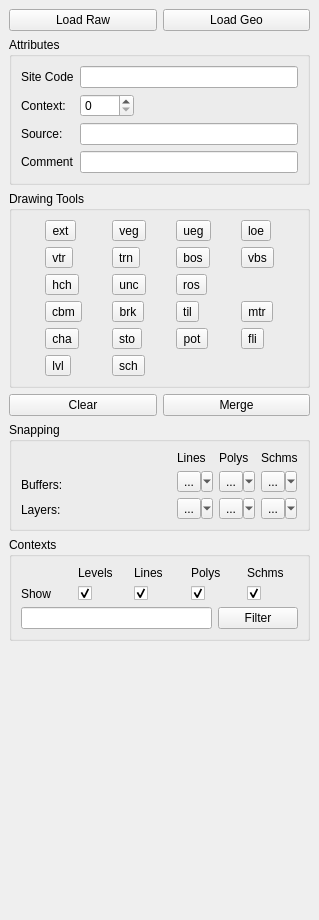
The window that ui_dock.ui (lparchaeology/ArkPlan) describes before a commit, drawn with Qt 5.
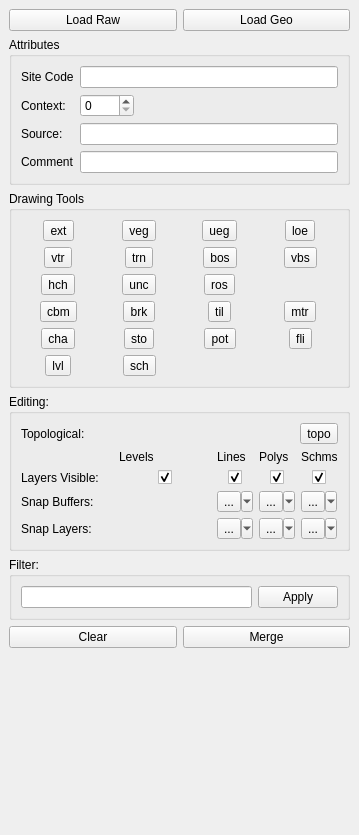
The same window after the commit. Custom widgets are drawn as their Qt base class.

Commit message: Add topological editing button

The edit to the form file:
```diff
--- a/ui_dock.ui
+++ b/ui_dock.ui
@@ -6,8 +6,8 @@
    <rect>
     <x>0</x>
     <y>0</y>
-    <width>319</width>
-    <height>920</height>
+    <width>359</width>
+    <height>835</height>
    </rect>
   </property>
   <property name="sizePolicy">
@@ -125,7 +125,7 @@
        <string>Drawing Tools</string>
       </property>
       <layout class="QGridLayout" name="gridLayout">
-       <item row="0" column="0">
+       <item row="0" column="0" alignment="Qt::AlignHCenter">
         <widget class="QToolButton" name="m_extentTool">
          <property name="toolTip">
           <string>Extent of context</string>
@@ -141,7 +141,7 @@
          </attribute>
         </widget>
        </item>
-       <item row="0" column="1">
+       <item row="0" column="1" alignment="Qt::AlignHCenter">
         <widget class="QToolButton" name="m_verticalEdgeTool">
          <property name="toolTip">
           <string>Vertical Edge</string>
@@ -157,7 +157,7 @@
          </attribute>
         </widget>
        </item>
-       <item row="0" column="2">
+       <item row="0" column="2" alignment="Qt::AlignHCenter">
         <widget class="QToolButton" name="m_uncertainEdgeTool">
          <property name="toolTip">
           <string>Uncertain Edge</string>
@@ -173,7 +173,7 @@
          </attribute>
         </widget>
        </item>
-       <item row="0" column="3">
+       <item row="0" column="3" alignment="Qt::AlignHCenter">
         <widget class="QToolButton" name="m_limitOfExcavationTool">
          <property name="toolTip">
           <string>Limit of Excavation</string>
@@ -189,7 +189,7 @@
          </attribute>
         </widget>
        </item>
-       <item row="1" column="0">
+       <item row="1" column="0" alignment="Qt::AlignHCenter">
         <widget class="QToolButton" name="m_verticalTruncationTool">
          <property name="toolTip">
           <string>Vertical Truncation</string>
@@ -205,7 +205,7 @@
          </attribute>
         </widget>
        </item>
-       <item row="1" column="1">
+       <item row="1" column="1" alignment="Qt::AlignHCenter">
         <widget class="QToolButton" name="m_truncationTool">
          <property name="toolTip">
           <string>Truncation</string>
@@ -221,7 +221,7 @@
          </attribute>
         </widget>
        </item>
-       <item row="1" column="2">
+       <item row="1" column="2" alignment="Qt::AlignHCenter">
         <widget class="QToolButton" name="m_breakOfSlopeTool">
          <property name="toolTip">
           <string>Break of Slope</string>
@@ -237,7 +237,7 @@
          </attribute>
         </widget>
        </item>
-       <item row="1" column="3">
+       <item row="1" column="3" alignment="Qt::AlignHCenter">
         <widget class="QToolButton" name="m_verticalBreakOfSlopeTool">
          <property name="toolTip">
           <string>Vertical Break of Slope</string>
@@ -253,7 +253,7 @@
          </attribute>
         </widget>
        </item>
-       <item row="2" column="0">
+       <item row="2" column="0" alignment="Qt::AlignHCenter">
         <widget class="QToolButton" name="m_hachureTool">
          <property name="toolTip">
           <string>Hachure</string>
@@ -269,7 +269,7 @@
          </attribute>
         </widget>
        </item>
-       <item row="2" column="1">
+       <item row="2" column="1" alignment="Qt::AlignHCenter">
         <widget class="QToolButton" name="m_undercutTool">
          <property name="toolTip">
           <string>Undercut</string>
@@ -285,7 +285,7 @@
          </attribute>
         </widget>
        </item>
-       <item row="2" column="2">
+       <item row="2" column="2" alignment="Qt::AlignHCenter">
         <widget class="QToolButton" name="m_returnOfSlopeTool">
          <property name="toolTip">
           <string>Return of Slope</string>
@@ -301,7 +301,7 @@
          </attribute>
         </widget>
        </item>
-       <item row="3" column="0">
+       <item row="3" column="0" alignment="Qt::AlignHCenter">
         <widget class="QToolButton" name="m_cbmTool">
          <property name="toolTip">
           <string>CBM</string>
@@ -317,7 +317,7 @@
          </attribute>
         </widget>
        </item>
-       <item row="3" column="1">
+       <item row="3" column="1" alignment="Qt::AlignHCenter">
         <widget class="QToolButton" name="m_brickTool">
          <property name="toolTip">
           <string>Brick</string>
@@ -333,7 +333,7 @@
          </attribute>
         </widget>
        </item>
-       <item row="3" column="2">
+       <item row="3" column="2" alignment="Qt::AlignHCenter">
         <widget class="QToolButton" name="m_tileTool">
          <property name="toolTip">
           <string>Tile</string>
@@ -349,7 +349,7 @@
          </attribute>
         </widget>
        </item>
-       <item row="3" column="3">
+       <item row="3" column="3" alignment="Qt::AlignHCenter">
         <widget class="QToolButton" name="m_mortarTool">
          <property name="toolTip">
           <string>Mortar</string>
@@ -365,7 +365,7 @@
          </attribute>
         </widget>
        </item>
-       <item row="4" column="0">
+       <item row="4" column="0" alignment="Qt::AlignHCenter">
         <widget class="QToolButton" name="m_charcoalTool">
          <property name="toolTip">
           <string>Charcoal</string>
@@ -381,7 +381,7 @@
          </attribute>
         </widget>
        </item>
-       <item row="4" column="1">
+       <item row="4" column="1" alignment="Qt::AlignHCenter">
         <widget class="QToolButton" name="m_stoneTool">
          <property name="toolTip">
           <string>Stone</string>
@@ -397,7 +397,7 @@
          </attribute>
         </widget>
        </item>
-       <item row="4" column="2">
+       <item row="4" column="2" alignment="Qt::AlignHCenter">
         <widget class="QToolButton" name="m_potTool">
          <property name="toolTip">
           <string>Pot</string>
@@ -413,7 +413,7 @@
          </attribute>
         </widget>
        </item>
-       <item row="4" column="3">
+       <item row="4" column="3" alignment="Qt::AlignHCenter">
         <widget class="QToolButton" name="m_flintTool">
          <property name="toolTip">
           <string>Flint</string>
@@ -429,7 +429,7 @@
          </attribute>
         </widget>
        </item>
-       <item row="5" column="0">
+       <item row="5" column="0" alignment="Qt::AlignHCenter">
         <widget class="QToolButton" name="m_levelTool">
          <property name="toolTip">
           <string>Level</string>
@@ -445,7 +445,7 @@
          </attribute>
         </widget>
        </item>
-       <item row="5" column="1">
+       <item row="5" column="1" alignment="Qt::AlignHCenter">
         <widget class="QToolButton" name="m_schematicTool">
          <property name="toolTip">
           <string>Schematic</string>
@@ -464,79 +464,71 @@
       </layout>
      </widget>
     </item>
-    <item>
-     <layout class="QHBoxLayout" name="horizontalLayout">
-      <item>
-       <widget class="QPushButton" name="m_clearButton">
-        <property name="toolTip">
-         <string>Clear unsaved changes from work layers</string>
-        </property>
-        <property name="text">
-         <string>Clear</string>
-        </property>
-       </widget>
-      </item>
-      <item>
-       <widget class="QPushButton" name="m_mergeButton">
-        <property name="toolTip">
-         <string>Move new context to main layers</string>
-        </property>
-        <property name="text">
-         <string>Merge</string>
-        </property>
-       </widget>
-      </item>
-     </layout>
-    </item>
     <item>
      <widget class="QGroupBox" name="groupBox">
       <property name="title">
-       <string>Snapping</string>
+       <string>Editing:</string>
       </property>
-      <layout class="QGridLayout" name="gridLayout_4">
-       <item row="0" column="0">
-        <widget class="QLabel" name="label_14">
-         <property name="text">
-          <string/>
-         </property>
-        </widget>
+      <layout class="QVBoxLayout" name="verticalLayout_3">
+       <item>
+        <layout class="QHBoxLayout" name="horizontalLayout_3">
+         <item>
+          <widget class="QLabel" name="m_topologicalLabel">
+           <property name="text">
+            <string>Topological:</string>
+           </property>
+          </widget>
+         </item>
+         <item>
+          <widget class="TopoEditButton" name="m_topologicalTool">
+           <property name="text">
+            <string>topo</string>
+           </property>
+           <property name="checkable">
+            <bool>true</bool>
+           </property>
+          </widget>
+         </item>
+        </layout>
        </item>
-       <item row="0" column="1" rowspan="3">
+       <item>
         <layout class="QGridLayout" name="gridLayout_3">
+         <item row="3" column="0">
+          <widget class="QLabel" name="label_2">
+           <property name="text">
+            <string>Snap Layers:</string>
+           </property>
+          </widget>
+         </item>
          <item row="0" column="2">
-          <widget class="QLabel" name="label_13">
+          <widget class="QLabel" name="label_11">
            <property name="text">
-            <string>Schms</string>
+            <string>Lines</string>
            </property>
           </widget>
          </item>
          <item row="1" column="0">
-          <widget class="ArkPlanSnapButton" name="m_snapLinesBufferTool">
+          <widget class="QLabel" name="label_4">
            <property name="text">
-            <string>...</string>
+            <string>Layers Visible:</string>
            </property>
-           <property name="checkable">
-            <bool>true</bool>
+          </widget>
+         </item>
+         <item row="0" column="3">
+          <widget class="QLabel" name="label_12">
+           <property name="text">
+            <string>Polys</string>
            </property>
-           <property name="popupMode">
-            <enum>QToolButton::MenuButtonPopup</enum>
-           </property>
           </widget>
          </item>
-         <item row="2" column="2">
-          <widget class="ArkPlanSnapButton" name="m_snapSchematicsLayerTool">
+         <item row="2" column="0">
+          <widget class="QLabel" name="label">
            <property name="text">
-            <string>...</string>
+            <string>Snap Buffers:</string>
            </property>
-           <property name="checkable">
-            <bool>true</bool>
-           </property>
-           <property name="popupMode">
-            <enum>QToolButton::MenuButtonPopup</enum>
-           </property>
           </widget>
          </item>
-         <item row="2" column="1">
+         <item row="3" column="3">
           <widget class="ArkPlanSnapButton" name="m_snapPolygonsLayerTool">
            <property name="text">
             <string>...</string>
@@ -549,20 +541,7 @@
            </property>
           </widget>
          </item>
-         <item row="1" column="2">
-          <widget class="ArkPlanSnapButton" name="m_snapSchematicsBufferTool">
-           <property name="text">
-            <string>...</string>
-           </property>
-           <property name="checkable">
-            <bool>true</bool>
-           </property>
-           <property name="popupMode">
-            <enum>QToolButton::MenuButtonPopup</enum>
-           </property>
-          </widget>
-         </item>
-         <item row="1" column="1">
+         <item row="2" column="3">
           <widget class="ArkPlanSnapButton" name="m_snapPolygonsBufferTool">
            <property name="text">
             <string>...</string>
@@ -575,75 +554,20 @@
            </property>
           </widget>
          </item>
-         <item row="2" column="0">
-          <widget class="ArkPlanSnapButton" name="m_snapLinesLayerTool">
+         <item row="1" column="3" alignment="Qt::AlignHCenter">
+          <widget class="QCheckBox" name="m_showPolygonsCheck">
+           <property name="toolTip">
+            <string>Show existing polygons</string>
+           </property>
            <property name="text">
-            <string>...</string>
+            <string/>
            </property>
-           <property name="checkable">
+           <property name="checked">
             <bool>true</bool>
            </property>
-           <property name="popupMode">
-            <enum>QToolButton::MenuButtonPopup</enum>
-           </property>
           </widget>
          </item>
-         <item row="0" column="1">
-          <widget class="QLabel" name="label_12">
-           <property name="text">
-            <string>Polys</string>
-           </property>
-          </widget>
-         </item>
-         <item row="0" column="0">
-          <widget class="QLabel" name="label_11">
-           <property name="text">
-            <string>Lines</string>
-           </property>
-          </widget>
-         </item>
-        </layout>
-       </item>
-       <item row="1" column="0">
-        <widget class="QLabel" name="label">
-         <property name="text">
-          <string>Buffers:</string>
-         </property>
-        </widget>
-       </item>
-       <item row="2" column="0">
-        <widget class="QLabel" name="label_2">
-         <property name="text">
-          <string>Layers:</string>
-         </property>
-        </widget>
-       </item>
-      </layout>
-     </widget>
-    </item>
-    <item>
-     <widget class="QGroupBox" name="m_existingContextsGroup">
-      <property name="title">
-       <string>Contexts</string>
-      </property>
-      <layout class="QVBoxLayout" name="verticalLayout_2">
-       <item>
-        <layout class="QGridLayout" name="gridLayout_2">
-         <item row="1" column="2">
-          <widget class="QLabel" name="label_3">
-           <property name="text">
-            <string>Lines</string>
-           </property>
-          </widget>
-         </item>
-         <item row="1" column="4">
-          <widget class="QLabel" name="label_7">
-           <property name="text">
-            <string>Schms</string>
-           </property>
-          </widget>
-         </item>
-         <item row="2" column="1">
+         <item row="1" column="1" alignment="Qt::AlignHCenter">
           <widget class="QCheckBox" name="m_showLevelsCheck">
            <property name="toolTip">
             <string>Show existing levels</string>
@@ -656,21 +580,14 @@
            </property>
           </widget>
          </item>
-         <item row="1" column="3">
-          <widget class="QLabel" name="label_6">
-           <property name="text">
-            <string>Polys</string>
-           </property>
-          </widget>
-         </item>
-         <item row="1" column="1">
+         <item row="0" column="1">
           <widget class="QLabel" name="label_8">
            <property name="text">
             <string>Levels</string>
            </property>
           </widget>
          </item>
-         <item row="2" column="2">
+         <item row="1" column="2" alignment="Qt::AlignHCenter">
           <widget class="QCheckBox" name="m_showLinesCheck">
            <property name="toolTip">
             <string>Show existing lines</string>
@@ -683,20 +600,66 @@
            </property>
           </widget>
          </item>
-         <item row="2" column="3">
-          <widget class="QCheckBox" name="m_showPolygonsCheck">
-           <property name="toolTip">
-            <string>Show existing polygons</string>
+         <item row="2" column="2">
+          <widget class="ArkPlanSnapButton" name="m_snapLinesBufferTool">
+           <property name="text">
+            <string>...</string>
            </property>
+           <property name="checkable">
+            <bool>true</bool>
+           </property>
+           <property name="popupMode">
+            <enum>QToolButton::MenuButtonPopup</enum>
+           </property>
+          </widget>
+         </item>
+         <item row="3" column="4">
+          <widget class="ArkPlanSnapButton" name="m_snapSchematicsLayerTool">
            <property name="text">
-            <string/>
+            <string>...</string>
            </property>
-           <property name="checked">
+           <property name="checkable">
             <bool>true</bool>
            </property>
+           <property name="popupMode">
+            <enum>QToolButton::MenuButtonPopup</enum>
+           </property>
           </widget>
          </item>
          <item row="2" column="4">
+          <widget class="ArkPlanSnapButton" name="m_snapSchematicsBufferTool">
+           <property name="text">
+            <string>...</string>
+           </property>
+           <property name="checkable">
+            <bool>true</bool>
+           </property>
+           <property name="popupMode">
+            <enum>QToolButton::MenuButtonPopup</enum>
+           </property>
+          </widget>
+         </item>
+         <item row="0" column="4">
+          <widget class="QLabel" name="label_13">
+           <property name="text">
+            <string>Schms</string>
+           </property>
+          </widget>
+         </item>
+         <item row="3" column="2">
+          <widget class="ArkPlanSnapButton" name="m_snapLinesLayerTool">
+           <property name="text">
+            <string>...</string>
+           </property>
+           <property name="checkable">
+            <bool>true</bool>
+           </property>
+           <property name="popupMode">
+            <enum>QToolButton::MenuButtonPopup</enum>
+           </property>
+          </widget>
+         </item>
+         <item row="1" column="4" alignment="Qt::AlignHCenter">
           <widget class="QCheckBox" name="m_showSchematicsCheck">
            <property name="toolTip">
             <string>Show existing schematics</string>
@@ -709,15 +672,17 @@
            </property>
           </widget>
          </item>
-         <item row="2" column="0">
-          <widget class="QLabel" name="label_4">
-           <property name="text">
-            <string>Show</string>
-           </property>
-          </widget>
-         </item>
         </layout>
        </item>
+      </layout>
+     </widget>
+    </item>
+    <item>
+     <widget class="QGroupBox" name="m_existingContextsGroup">
+      <property name="title">
+       <string>Filter:</string>
+      </property>
+      <layout class="QVBoxLayout" name="verticalLayout_2">
        <item>
         <layout class="QHBoxLayout" name="horizontalLayout_2">
          <item>
@@ -730,7 +695,7 @@
          <item>
           <widget class="QPushButton" name="m_contextFilterButton">
            <property name="text">
-            <string>Filter</string>
+            <string>Apply</string>
            </property>
           </widget>
          </item>
@@ -739,6 +704,30 @@
       </layout>
      </widget>
     </item>
+    <item>
+     <layout class="QHBoxLayout" name="horizontalLayout">
+      <item>
+       <widget class="QPushButton" name="m_clearButton">
+        <property name="toolTip">
+         <string>Clear unsaved changes from work layers</string>
+        </property>
+        <property name="text">
+         <string>Clear</string>
+        </property>
+       </widget>
+      </item>
+      <item>
+       <widget class="QPushButton" name="m_mergeButton">
+        <property name="toolTip">
+         <string>Move new context to main layers</string>
+        </property>
+        <property name="text">
+         <string>Merge</string>
+        </property>
+       </widget>
+      </item>
+     </layout>
+    </item>
     <item>
      <spacer name="verticalSpacer">
       <property name="orientation">
@@ -761,6 +750,11 @@
    <extends>QToolButton</extends>
    <header>ark_plan_snap_button.h</header>
   </customwidget>
+  <customwidget>
+   <class>TopoEditButton</class>
+   <extends>QToolButton</extends>
+   <header>ark_plan_snap_button.h</header>
+  </customwidget>
  </customwidgets>
  <resources/>
  <connections/>
```
The commit also changes 2 other files.
